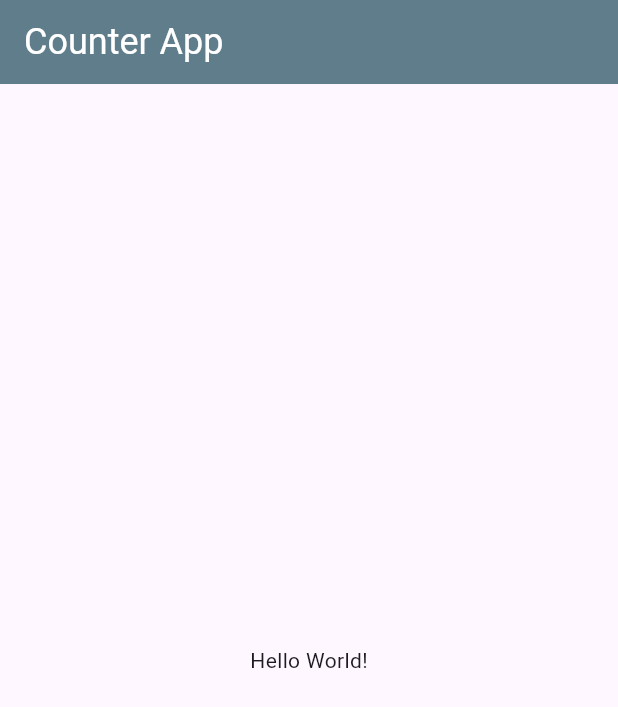
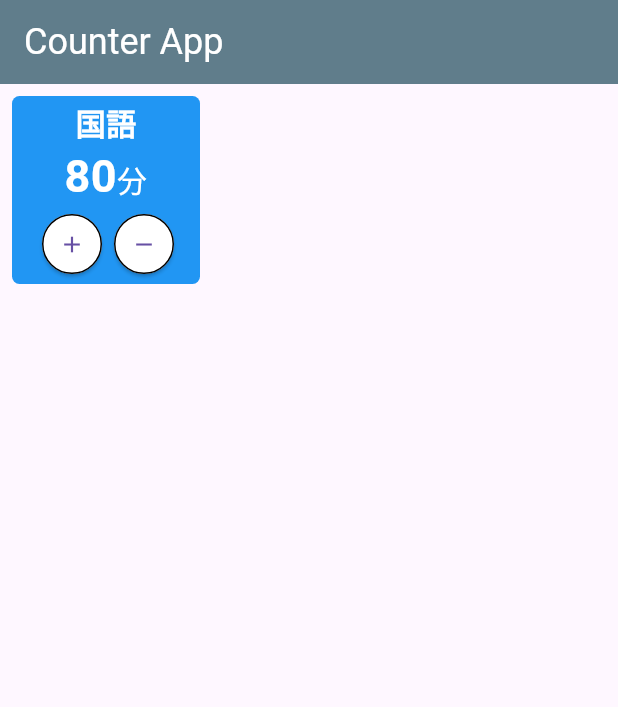
Before and after one commit to yukimiyake0607/counter, a Flutter app: the screen it shows after launch, on a phone screen of 412 x 824 dp. Shown: the top 707 px of the screen. Run offline on Flutter 3.47's test engine with Material 3 defaults, Android fonts, the phone set to English and light mode, and no system bars.

Commit message:
add: body部分を追加
refs 各グリッドアイテムにスタイルを追加

```diff
--- a/lib/screens/home_screen.dart
+++ b/lib/screens/home_screen.dart
@@ -9,8 +9,86 @@ class HomeScreen extends StatelessWidget {
       appBar: AppBar(
         title: const Text('Counter App'),
       ),
-      body: Center(
-        child: Text('Hello World!'),
+      body: Padding(
+        padding: const EdgeInsets.all(8.0),
+        child: GridView.builder(
+            itemCount: 1,
+            gridDelegate: const SliverGridDelegateWithFixedCrossAxisCount(
+              crossAxisCount: 3,
+              crossAxisSpacing: 10,
+              mainAxisSpacing: 10,
+              childAspectRatio: 1.0,
+            ),
+            itemBuilder: (context, index) {
+              return Container(
+                decoration: BoxDecoration(
+                  color: Colors.blue,
+                  borderRadius: BorderRadius.circular(5.0),
+                ),
+                child: Column(
+                  mainAxisAlignment: MainAxisAlignment.center,
+                  children: [
+                    const Text(
+                      '国語',
+                      style: TextStyle(
+                          fontSize: 20.0,
+                          color: Colors.white,
+                          fontWeight: FontWeight.bold),
+                    ),
+                    const Text.rich(
+                        textAlign: TextAlign.center,
+                        TextSpan(children: [
+                          TextSpan(
+                            text: '80',
+                            style: TextStyle(
+                              fontSize: 30,
+                              color: Colors.white,
+                              fontWeight: FontWeight.bold,
+                            ),
+                          ),
+                          TextSpan(
+                            text: '分',
+                            style: TextStyle(fontSize: 20, color: Colors.white),
+                          ),
+                        ])),
+                    Padding(
+                      padding: const EdgeInsets.symmetric(horizontal: 16.0),
+                      child: Row(
+                        mainAxisAlignment: MainAxisAlignment.spaceBetween,
+                        children: [
+                          ElevatedButton(
+                            onPressed: () {},
+                            style: ElevatedButton.styleFrom(
+                              backgroundColor: Colors.white,
+                              shape: const CircleBorder(
+                                  side: BorderSide(
+                                color: Colors.black,
+                              )),
+                              minimumSize: Size(40, 40),
+                              padding: EdgeInsets.zero,
+                            ),
+                            child: Icon(Icons.add),
+                          ),
+                          ElevatedButton(
+                            onPressed: () {},
+                            style: ElevatedButton.styleFrom(
+                              backgroundColor: Colors.white,
+                              shape: const CircleBorder(
+                                  side: BorderSide(
+                                color: Colors.black,
+                              )),
+                              minimumSize: Size(40, 40),
+                              padding: EdgeInsets.zero,
+                            ),
+                            child: Icon(Icons.remove),
+                          ),
+                        ],
+                      ),
+                    ),
+                  ],
+                ),
+              );
+            }),
       ),
     );
   }
```
